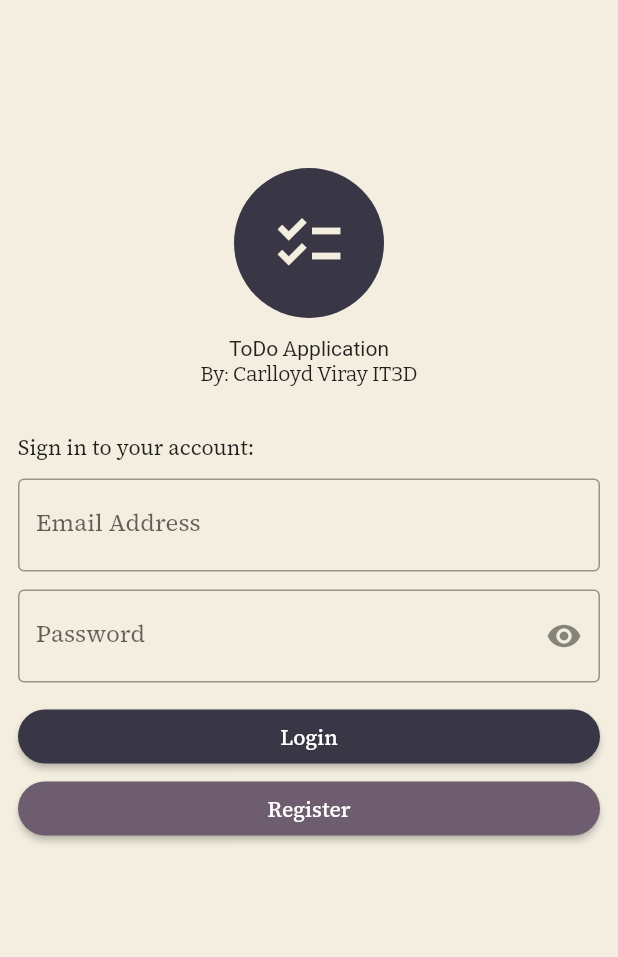
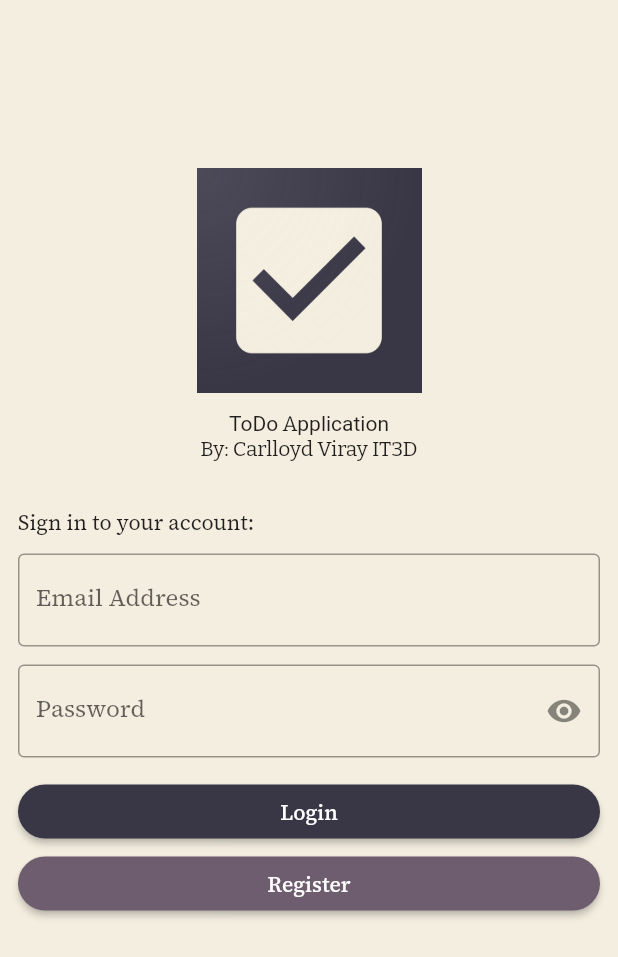
Before and after one commit to CarlloydViray/midtermProjToDoApp_2023, a Flutter app: the screen it shows after launch, on a phone screen of 412 x 824 dp. Shown: the top 957 px of the screen. Run offline on Flutter 3.47's test engine with Material 2 defaults, Android fonts, the light colour scheme and no system bars; our stand-ins replace animated_splash_screen, avatar_glow, cloud_firestore, curved_navigation_bar, email_validator, firebase_auth and 5 more; missing offline and left inert: flutterfire_ui; accounts and stored records are empty.

Commit message:
Added Splash Screen

```diff
--- a/lib/main.dart
+++ b/lib/main.dart
@@ -1,9 +1,11 @@
+import 'package:animated_splash_screen/animated_splash_screen.dart';
 import 'package:firebase_core/firebase_core.dart';
 import 'package:flutter/cupertino.dart';
 import 'package:flutter/material.dart';
 import 'package:google_fonts/google_fonts.dart';
 import 'package:midtermprojecttodoapp/firebase_options.dart';
 import 'package:midtermprojecttodoapp/authGate.dart';
+
 
 void main(List<String> args) async {
   WidgetsFlutterBinding.ensureInitialized();
@@ -48,10 +50,14 @@ class MyApp extends StatelessWidget {
             ),
           ),
         ),
-
       ),
       debugShowCheckedModeBanner: false,
-      home: authGate(),
+      home: AnimatedSplashScreen(
+        duration: 3000,
+        splashTransition: SplashTransition.scaleTransition,
+        backgroundColor: Color(0xFFF4EEE0),
+          splash: Image(image: AssetImage('lib/assets/icons/1024.png')),
+          nextScreen: authGate()),
     );
   }
 }
--- a/lib/screens/loginScreen.dart
+++ b/lib/screens/loginScreen.dart
@@ -30,14 +30,13 @@ class _loginScreenState extends State<loginScreen> {
       QuickAlert.show(
           context: context,
           type: QuickAlertType.loading,
-          title: 'Checking user credentials...'
-        );
+          title: 'Checking user credentials...');
 
-    await FirebaseAuth.instance.signInWithEmailAndPassword(
-        email: emailController.text,
-        password: passwordController.text
-    ).then((UserCredential) async {
-      if(mounted) {
+      await FirebaseAuth.instance
+          .signInWithEmailAndPassword(
+              email: emailController.text, password: passwordController.text)
+          .then((UserCredential) async {
+        if (mounted) {
           Navigator.pop(context);
           String collectionPath = 'user';
           String uid = UserCredential.user!.uid;
@@ -55,19 +54,16 @@ class _loginScreenState extends State<loginScreen> {
                 return todoScreen();
               }),
             ),
-
           );
           Navigator.pop(context);
         }
       }).catchError((err) {
-      if(mounted) {
+        if (mounted) {
           Navigator.pop(context);
           QuickAlert.show(
               context: context,
               type: QuickAlertType.error,
-          title: 'Invalid email and/or password'
-        );
-
+              title: 'Invalid email and/or password');
         }
       });
     }
@@ -95,14 +91,11 @@ class _loginScreenState extends State<loginScreen> {
                         SizedBox(
                           height: 100,
                         ),
-                        CircleAvatar(
-                            radius: 50,
-                            backgroundColor: Color(0xFF393646),
-                            child: Icon(
-                              Icons.checklist,
-                              size: 50,
-                              color: Color(0xFFF4EEE0),
-                            )),
+                        Image(
+                          image: AssetImage('lib/assets/icons/1024.png'),
+                          height: 150, // set height to 200 pixels
+                          width: 150,
+                        ),
                         SizedBox(
                           height: 12,
                         ),
--- a/pubspec.yaml
+++ b/pubspec.yaml
@@ -29,6 +29,7 @@ environment:
 # the latest version available on pub.dev. To see which dependencies have newer
 # versions available, run `flutter pub outdated`.
 dependencies:
+  animated_splash_screen: ^1.3.0
   avatar_glow: ^2.0.2
   cloud_firestore: ^4.5.1
   cupertino_icons: ^1.0.2
```
Also changed, not shown: pubspec.lock. Lines whose indentation alone changed are shown as unchanged.
